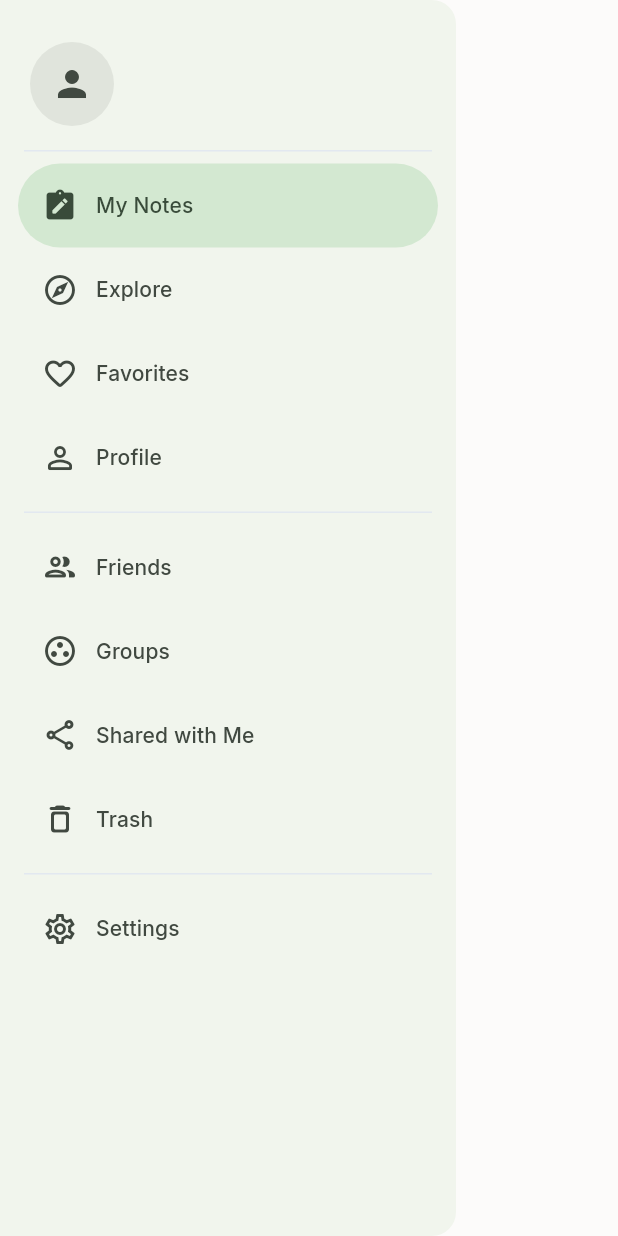
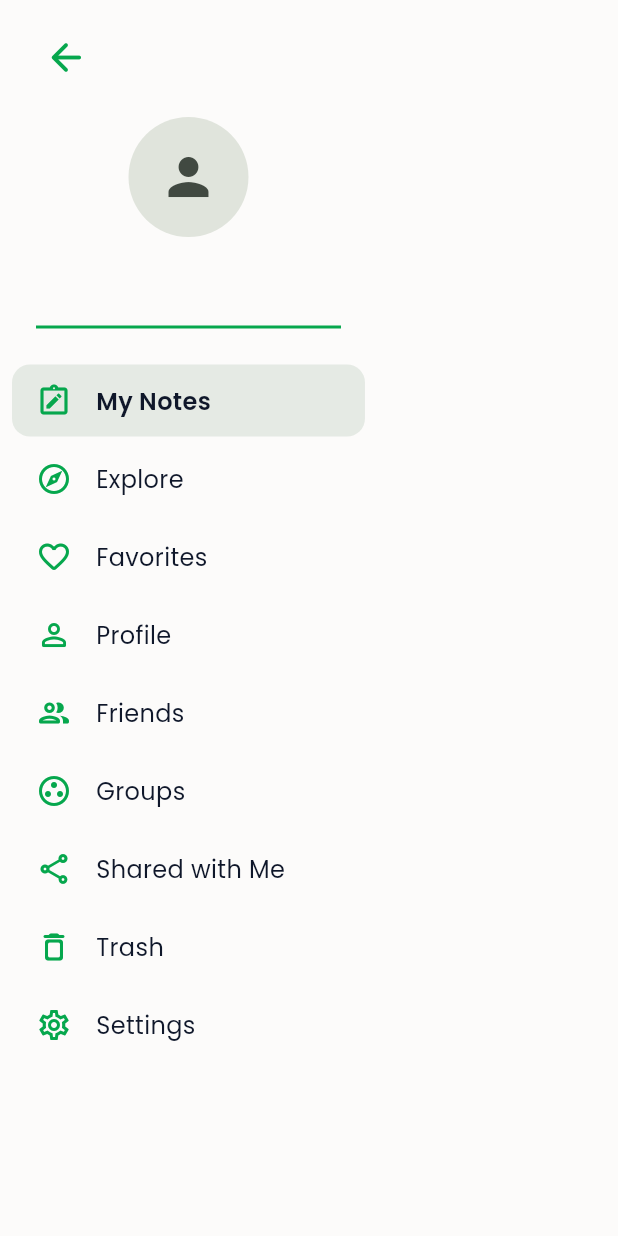
Before and after one commit to erselk/NotIdea, a Flutter app: the _AppDrawer widget shown alone on an empty page, opened directly, on a phone screen of 412 x 824 dp. Run offline on Flutter 3.47's test engine with Material 3 defaults, Android fonts, the phone set to English and light mode, and no system bars; our stand-ins replace cached_network_image, flutter_dotenv, flutter_markdown, flutter_riverpod, flutter_secure_storage, flutter_svg and 9 more; missing offline and left inert: flutter_quill, flutter_quill_extensions, markdown, markdown_quill; accounts and stored records are empty; generated files the repository leaves out were written again.

Commit message:
NotIdea v2.0-alpha5
Replace the previous NavigationDrawer with a custom Drawer implementation and redesign the app drawer UI. Adds google_fonts import and applies GoogleFonts.poppins for labels, sets drawerScrimColor, and introduces visual constants (_green, _selectedBg) and responsive width. Uses profile provider to show avatar and display name (with CachedNetworkImageProvider), adds an explicit back button, selection highlighting, and a ListView-built menu from a new _MenuItem model. Removes the old _DrawerHeader widget and unused ProfileModel import; refactors destination handling to reuse _onDestinationSelected/_selectedIndex.

```diff
--- a/lib/shared/widgets/app_scaffold.dart
+++ b/lib/shared/widgets/app_scaffold.dart
@@ -1,11 +1,11 @@
 import 'package:flutter/material.dart';
 import 'package:flutter_riverpod/flutter_riverpod.dart';
 import 'package:cached_network_image/cached_network_image.dart';
+import 'package:google_fonts/google_fonts.dart';
 import 'package:notidea/l10n/app_localizations.dart';
 import 'package:go_router/go_router.dart';
 
 import 'package:notidea/core/router/route_names.dart';
-import 'package:notidea/features/profile/domain/models/profile_model.dart';
 import 'package:notidea/features/profile/presentation/providers/profile_provider.dart';
 
 class AppScaffold extends ConsumerStatefulWidget {
@@ -32,6 +32,7 @@ class _AppScaffoldState extends ConsumerState<AppScaffold> {
   Widget build(BuildContext context) {
     return Scaffold(
       key: _scaffoldKey,
+      drawerScrimColor: const Color(0xFF374241).withOpacity(0.12),
       drawer: const _AppDrawer(),
       body: widget.child,
     );
@@ -41,6 +42,9 @@ class _AppScaffoldState extends ConsumerState<AppScaffold> {
 class _AppDrawer extends ConsumerWidget {
   const _AppDrawer();
 
+  static const _green = Color(0xFF06A74D);
+  static const _selectedBg = Color(0xFFE5EAE4);
+
   @override
   Widget build(BuildContext context, WidgetRef ref) {
     final l10n = AppLocalizations.of(context)!;
@@ -48,77 +52,143 @@ class _AppDrawer extends ConsumerWidget {
     final profileAsync = ref.watch(currentProfileProvider);
     final profile = profileAsync.value;
     final currentPath = GoRouterState.of(context).uri.path;
+    final selectedIdx = _selectedIndex(currentPath);
 
-    return NavigationDrawer(
-      selectedIndex: _selectedIndex(currentPath),
-      onDestinationSelected: (index) {
+    final displayName = profile?.displayName ?? profile?.username ?? '';
+    final avatarUrl = profile?.avatarUrl;
+
+    final menuItems = [
+      _MenuItem(Icons.note_alt_outlined, l10n.myNotes),
+      _MenuItem(Icons.explore_outlined, l10n.explore),
+      _MenuItem(Icons.favorite_outline_rounded, l10n.favorites),
+      _MenuItem(Icons.person_outline_rounded, l10n.profile),
+      _MenuItem(Icons.people_outline_rounded, l10n.friends),
+      _MenuItem(Icons.group_work_outlined, l10n.groups),
+      _MenuItem(Icons.share_outlined, l10n.sharedWithMe),
+      _MenuItem(Icons.delete_outline_rounded, l10n.trash),
+      _MenuItem(Icons.settings_outlined, l10n.settings),
+    ];
+
+    return SizedBox(
+      width: MediaQuery.of(context).size.width * 0.61,
+      child: Drawer(
+        backgroundColor: theme.scaffoldBackgroundColor,
+        shape: const RoundedRectangleBorder(borderRadius: BorderRadius.zero),
+        child: SafeArea(
+          child: Column(
+            children: [
+              // ─── Üst kısım: geri butonu (Menü butonu ile aynı hizada) ───
+              Padding(
+                padding: const EdgeInsets.only(left: 20, top: 14),
+                child: Align(
+                  alignment: Alignment.centerLeft,
+                  child: IconButton(
+                    icon: const Icon(Icons.arrow_back_rounded,
+                        color: _green, size: 30),
+                    onPressed: () => Navigator.of(context).pop(),
+                  ),
+                ),
+              ),
+
+              // ─── Profil resmi ───
+              const SizedBox(height: 16),
+              GestureDetector(
+                onTap: () {
+                  Navigator.of(context).pop();
+                  context.goNamed(RouteNames.profile);
+                },
+                child: CircleAvatar(
+                  radius: 40,
+                  backgroundColor: theme.colorScheme.surfaceContainerHighest,
+                  backgroundImage: avatarUrl != null
+                      ? CachedNetworkImageProvider(avatarUrl)
+                      : null,
+                  child: avatarUrl == null
+                      ? Icon(
+                          Icons.person,
+                          size: 40,
+                          color: theme.colorScheme.onSurfaceVariant,
+                        )
+                      : null,
+                ),
+              ),
+
+              // ─── Görünen ad ───
+              const SizedBox(height: 12),
+              Padding(
+                padding: const EdgeInsets.symmetric(horizontal: 24),
+                child: Text(
+                  displayName,
+                  style: GoogleFonts.poppins(
+                    fontSize: 16,
+                    fontWeight: FontWeight.w600,
+                    color: theme.colorScheme.onSurface,
+                  ),
+                  maxLines: 1,
+                  overflow: TextOverflow.ellipsis,
+                ),
+              ),
+
+              // ─── Yeşil çizgi ───
+              const SizedBox(height: 24),
+              const Padding(
+                padding: EdgeInsets.symmetric(horizontal: 24),
+                child: Divider(height: 1, thickness: 2, color: _green),
+              ),
+              const SizedBox(height: 24),
+
+              // ─── Menü listesi ───
+              Expanded(
+                child: ListView.builder(
+                  padding: const EdgeInsets.symmetric(horizontal: 8),
+                  itemCount: menuItems.length,
+                  itemBuilder: (context, index) {
+                    final item = menuItems[index];
+                    final isSelected = index == selectedIdx;
+
+                    return Padding(
+                      padding: const EdgeInsets.only(bottom: 4),
+                      child: Material(
+                        color: isSelected ? _selectedBg : Colors.transparent,
+                        borderRadius: BorderRadius.circular(12),
+                        child: InkWell(
+                          borderRadius: BorderRadius.circular(12),
+                          onTap: () {
                             Navigator.of(context).pop();
                             _onDestinationSelected(index, context);
                           },
+                          child: Padding(
+                            padding: const EdgeInsets.symmetric(
+                                horizontal: 16, vertical: 12),
+                            child: Row(
                               children: [
-        Padding(
-          padding: const EdgeInsets.fromLTRB(20, 28, 16, 16),
-          child: _DrawerHeader(profile: profile, theme: theme),
+                                Icon(item.icon, size: 24, color: _green),
+                                const SizedBox(width: 16),
+                                Expanded(
+                                  child: Text(
+                                    item.label,
+                                    style: GoogleFonts.poppins(
+                                      fontSize: 16,
+                                      fontWeight: isSelected
+                                          ? FontWeight.w600
+                                          : FontWeight.w400,
+                                      color: theme.colorScheme.onSurface,
                                     ),
-        const Padding(
-          padding: EdgeInsets.symmetric(horizontal: 16),
-          child: Divider(height: 1),
                                   ),
-        const SizedBox(height: 8),
-        NavigationDrawerDestination(
-          icon: const Icon(Icons.note_alt_outlined),
-          selectedIcon: const Icon(Icons.note_alt_rounded),
-          label: Text(l10n.myNotes),
-        ),
-        NavigationDrawerDestination(
-          icon: const Icon(Icons.explore_outlined),
-          selectedIcon: const Icon(Icons.explore_rounded),
-          label: Text(l10n.explore),
-        ),
-        NavigationDrawerDestination(
-          icon: const Icon(Icons.favorite_outline_rounded),
-          selectedIcon: const Icon(Icons.favorite_rounded),
-          label: Text(l10n.favorites),
-        ),
-        NavigationDrawerDestination(
-          icon: const Icon(Icons.person_outline_rounded),
-          selectedIcon: const Icon(Icons.person_rounded),
-          label: Text(l10n.profile),
-        ),
-        const Padding(
-          padding: EdgeInsets.symmetric(horizontal: 16, vertical: 8),
-          child: Divider(height: 1),
-        ),
-        NavigationDrawerDestination(
-          icon: const Icon(Icons.people_outline_rounded),
-          selectedIcon: const Icon(Icons.people_rounded),
-          label: Text(l10n.friends),
-        ),
-        NavigationDrawerDestination(
-          icon: const Icon(Icons.group_work_outlined),
-          selectedIcon: const Icon(Icons.group_work_rounded),
-          label: Text(l10n.groups),
-        ),
-        NavigationDrawerDestination(
-          icon: const Icon(Icons.share_outlined),
-          selectedIcon: const Icon(Icons.share_rounded),
-          label: Text(l10n.sharedWithMe),
-        ),
-        NavigationDrawerDestination(
-          icon: const Icon(Icons.delete_outline_rounded),
-          selectedIcon: const Icon(Icons.delete_rounded),
-          label: Text(l10n.trash),
-        ),
-        const Padding(
-          padding: EdgeInsets.symmetric(horizontal: 16, vertical: 8),
-          child: Divider(height: 1),
-        ),
-        NavigationDrawerDestination(
-          icon: const Icon(Icons.settings_outlined),
-          selectedIcon: const Icon(Icons.settings_rounded),
-          label: Text(l10n.settings),
                                 ),
                               ],
+                            ),
+                          ),
+                        ),
+                      ),
+                    );
+                  },
+                ),
+              ),
+            ],
+          ),
+        ),
+      ),
     );
   }
 
@@ -163,64 +233,8 @@ class _AppDrawer extends ConsumerWidget {
   }
 }
 
-class _DrawerHeader extends StatelessWidget {
-  const _DrawerHeader({
-    required this.profile,
-    required this.theme,
-  });
-
-  final ProfileModel? profile;
-  final ThemeData theme;
-
-  @override
-  Widget build(BuildContext context) {
-    final displayName = profile?.displayName ?? profile?.username ?? '';
-    final username = profile?.username ?? '';
-    final avatarUrl = profile?.avatarUrl;
-
-    return Row(
-      children: [
-        CircleAvatar(
-          radius: 28,
-          backgroundColor: theme.colorScheme.surfaceContainerHighest,
-          backgroundImage: avatarUrl != null
-              ? CachedNetworkImageProvider(avatarUrl)
-              : null,
-          child: avatarUrl == null
-              ? Icon(
-                  Icons.person,
-                  size: 28,
-                  color: theme.colorScheme.onSurfaceVariant,
-                )
-              : null,
-        ),
-        const SizedBox(width: 14),
-        Expanded(
-          child: Column(
-            crossAxisAlignment: CrossAxisAlignment.start,
-            mainAxisSize: MainAxisSize.min,
-            children: [
-              Text(
-                displayName,
-                style: theme.textTheme.titleMedium?.copyWith(
-                  fontWeight: FontWeight.bold,
-                ),
-                maxLines: 1,
-                overflow: TextOverflow.ellipsis,
-              ),
-              if (username.isNotEmpty)
-                Text(
-                  '@$username',
-                  style: theme.textTheme.bodySmall?.copyWith(
-                    color: theme.colorScheme.onSurfaceVariant,
-                  ),
-                  maxLines: 1,
-                  overflow: TextOverflow.ellipsis,
-                ),
-            ],
-          ),
-        ),
-      ],
-    );
+class _MenuItem {
+  final IconData icon;
+  final String label;
+  const _MenuItem(this.icon, this.label);
 }
-}
```
Lines whose indentation alone changed are shown as unchanged.
